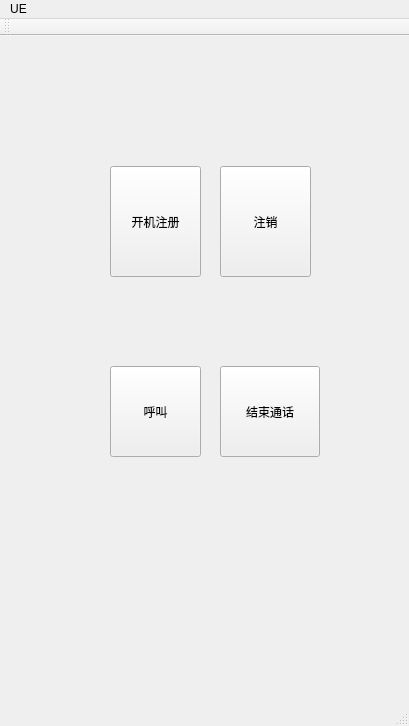
This is mainwindow.ui in Wzing0421/UE as Qt 5 draws it before an edit. The edited form follows.
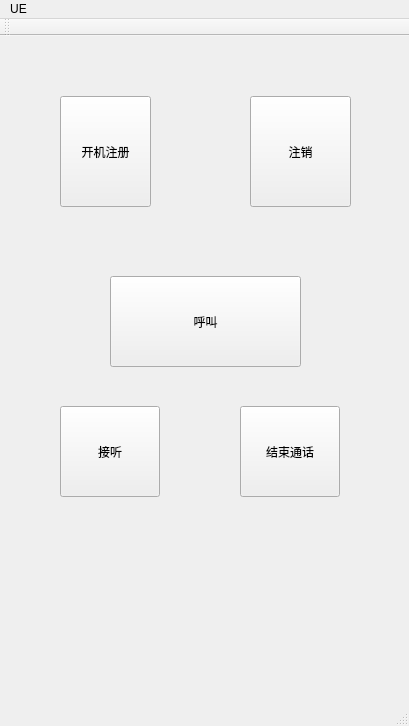
This is the edited form.

Commit message: 除了语音发送以外的所有

The edit to the form file:
```diff
--- a/mainwindow.ui
+++ b/mainwindow.ui
@@ -17,8 +17,8 @@
    <widget class="QPushButton" name="start">
     <property name="geometry">
      <rect>
-      <x>110</x>
-      <y>130</y>
+      <x>60</x>
+      <y>60</y>
       <width>91</width>
       <height>111</height>
      </rect>
@@ -30,9 +30,9 @@
    <widget class="QPushButton" name="DeReigster">
     <property name="geometry">
      <rect>
-      <x>220</x>
-      <y>130</y>
-      <width>91</width>
+      <x>250</x>
+      <y>60</y>
+      <width>101</width>
       <height>111</height>
      </rect>
     </property>
@@ -44,8 +44,8 @@
     <property name="geometry">
      <rect>
       <x>110</x>
-      <y>330</y>
-      <width>91</width>
+      <y>240</y>
+      <width>191</width>
       <height>91</height>
      </rect>
     </property>
@@ -56,8 +56,8 @@
    <widget class="QPushButton" name="disconnect">
     <property name="geometry">
      <rect>
-      <x>220</x>
-      <y>330</y>
+      <x>240</x>
+      <y>370</y>
       <width>100</width>
       <height>91</height>
      </rect>
@@ -66,6 +66,19 @@
      <string>结束通话</string>
     </property>
    </widget>
+   <widget class="QPushButton" name="connect">
+    <property name="geometry">
+     <rect>
+      <x>60</x>
+      <y>370</y>
+      <width>100</width>
+      <height>91</height>
+     </rect>
+    </property>
+    <property name="text">
+     <string>接听</string>
+    </property>
+   </widget>
   </widget>
   <widget class="QMenuBar" name="menuBar">
    <property name="geometry">
```
The commit also changes 2 other files.
